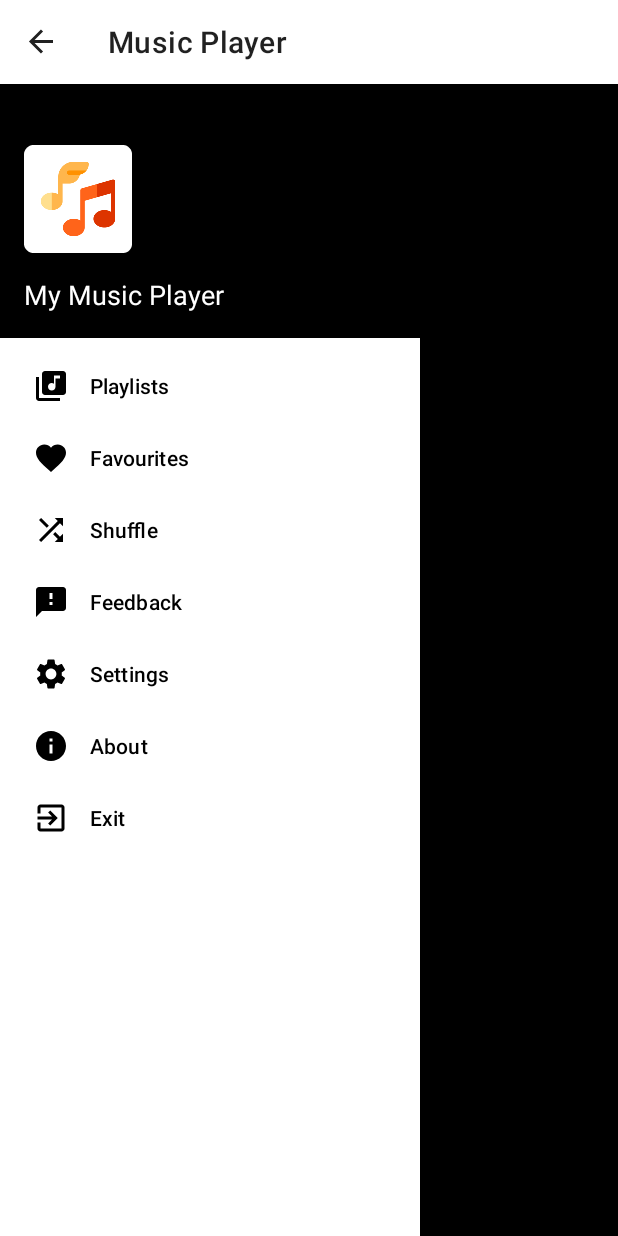
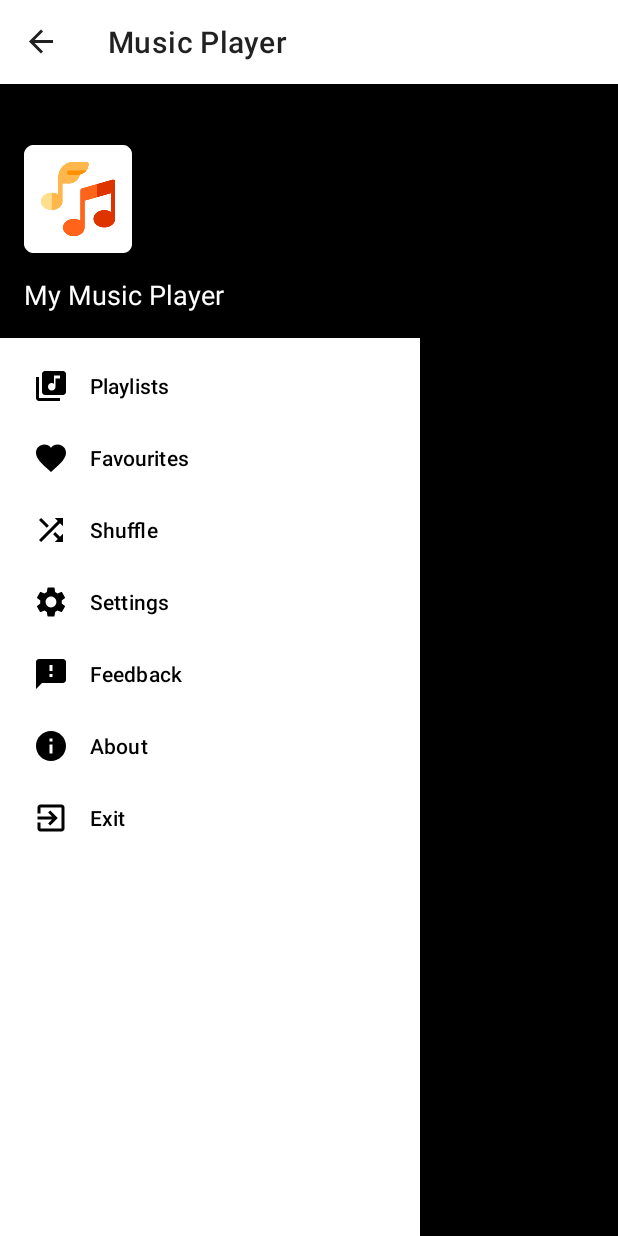
Before and after one commit to shounak-dev/My-Music, an Android app: the screen it shows after launch (MainActivity), with the side drawer open, on a phone screen of 412 x 824 dp. Run offline under Robolectric (Android 15) with nearby library versions, the phone set to English and light mode, and no system bars; pictures from the network do not load.

Commit message:
Updated the navigation menu as per figma design

```diff
--- a/app/src/main/res/menu/nav_menu.xml
+++ b/app/src/main/res/menu/nav_menu.xml
@@ -13,13 +13,13 @@
         android:title="@string/shuffle_btn"
         android:icon="@drawable/shuffle_icon"/>
 
+    <item android:id="@+id/navSettings"
+        android:title="@string/settings"
+        android:icon="@drawable/settings_icon"/>
+
     <item android:id="@+id/navFeedback"
         android:title="@string/feedback"
         android:icon="@drawable/feedback_icon"/>
-
-    <item android:id="@+id/navSettings"
-        android:title="@string/settings"
-        android:icon="@drawable/settings_icon"/>
 
     <item android:id="@+id/navAbout"
         android:title="@string/about"
```
